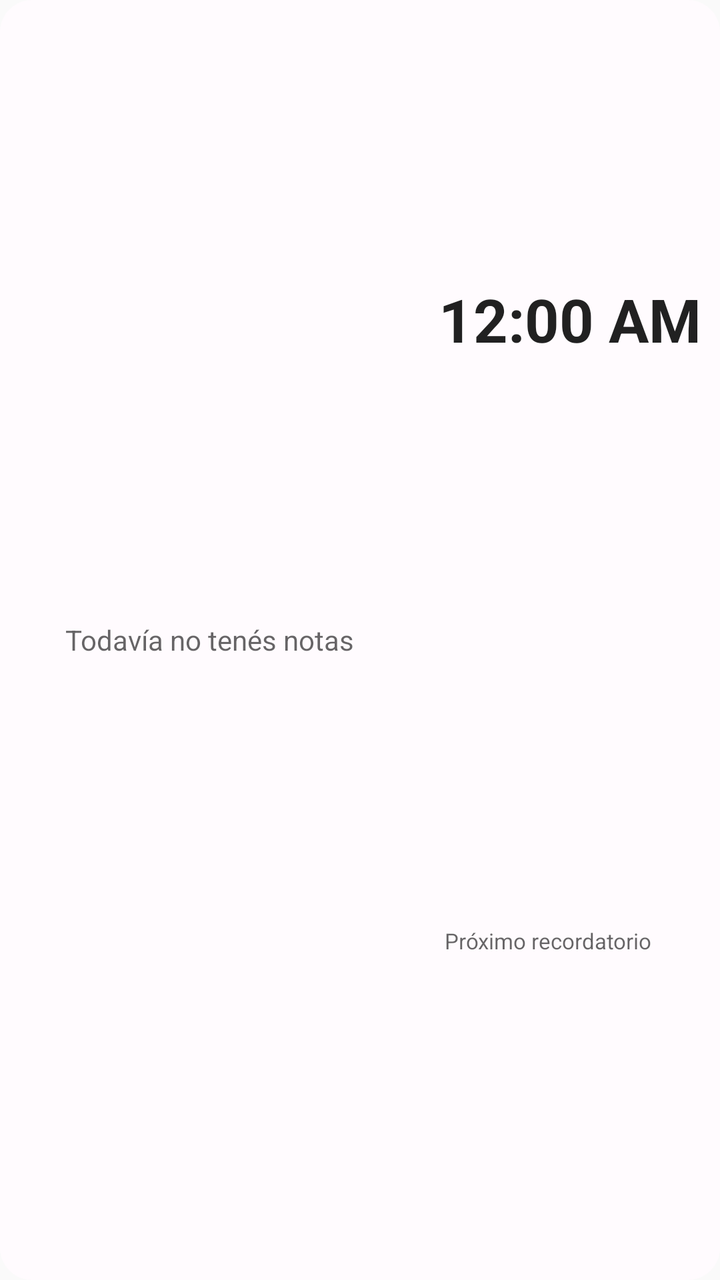
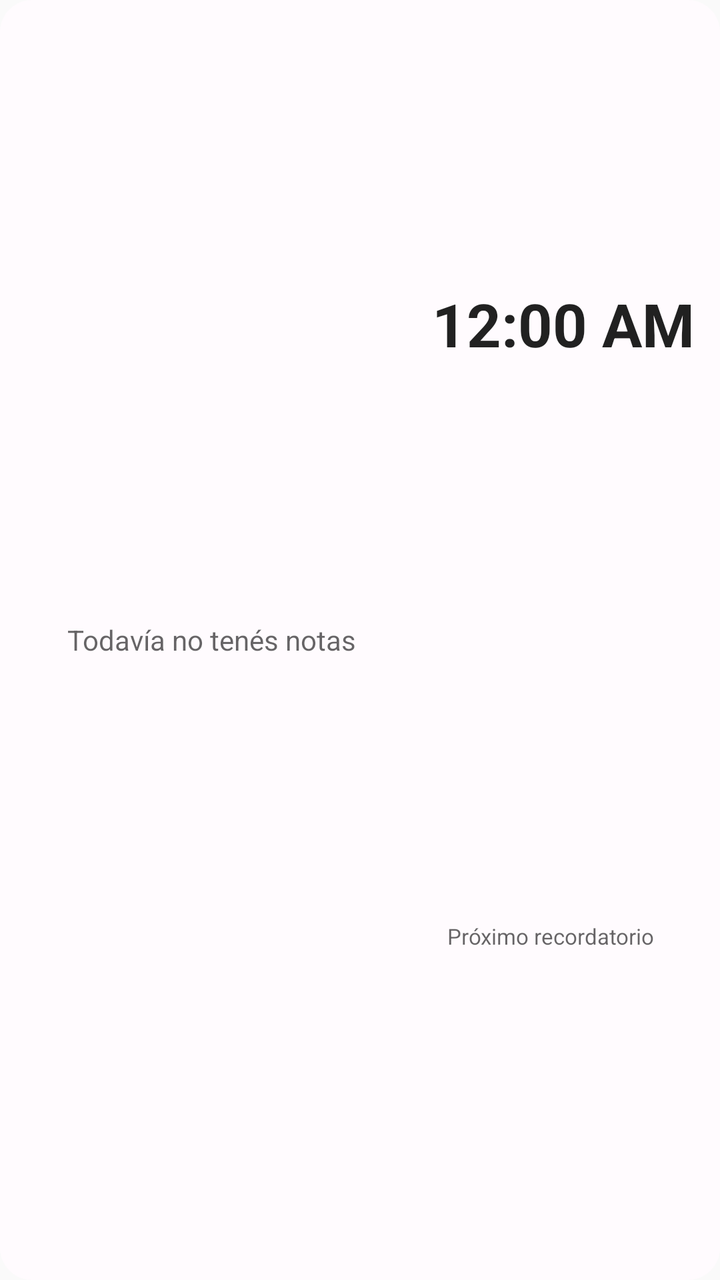

The first picture is an Android layout as it rendered before a commit; the second is the same layout after the commit. The layout source and the unified diff follow.
<!-- AndroidManifest.xml: application theme Theme.Notes -->
<!-- res/layout/widget_all_notes_clock.xml -->
<?xml version="1.0" encoding="utf-8"?>
<LinearLayout xmlns:android="http://schemas.android.com/apk/res/android"
    android:id="@+id/Layout"
    android:layout_width="match_parent"
    android:layout_height="match_parent"
    android:background="@drawable/widget_background_light"
    android:orientation="horizontal">

    
    <FrameLayout
        android:layout_width="0dp"
        android:layout_height="match_parent"
        android:layout_weight="1.4">

        <ListView
            android:id="@+id/ListView"
            android:layout_width="match_parent"
            android:layout_height="match_parent"
            android:divider="@null"
            android:dividerHeight="0dp"
            android:paddingTop="4dp"
            android:paddingBottom="4dp" />

        
        <TextView
            android:id="@+id/Empty"
            android:layout_width="match_parent"
            android:layout_height="match_parent"
            android:gravity="center"
            android:padding="16dp"
            android:text="@string/all_notes_clock_widget_empty"
            android:textColor="?android:attr/textColorSecondary" />
    </FrameLayout>

    
    <LinearLayout
        android:id="@+id/VerticalDivider"
        android:layout_width="1dp"
        android:layout_height="match_parent" />

    
    <LinearLayout
        android:layout_width="0dp"
        android:layout_height="match_parent"
        android:layout_weight="1"
        android:orientation="vertical">

        
        <TextClock
            android:id="@+id/Clock"
            android:layout_width="match_parent"
            android:layout_height="0dp"
            android:layout_weight="1"
            android:gravity="center"
            android:format12Hour="h:mm a"
            android:format24Hour="H:mm"
            android:textSize="30sp"
            android:textStyle="bold" />

        <LinearLayout
            android:id="@+id/HeaderDivider"
            android:layout_width="match_parent"
            android:layout_height="1dp" />

        
        <LinearLayout
            android:id="@+id/ReminderBox"
            android:layout_width="match_parent"
            android:layout_height="0dp"
            android:layout_weight="1"
            android:orientation="vertical"
            android:gravity="center_vertical"
            android:paddingStart="12dp"
            android:paddingEnd="12dp">

            <TextView
                android:id="@+id/ReminderLabel"
                android:layout_width="match_parent"
                android:layout_height="wrap_content"
                android:text="@string/all_notes_clock_widget_reminder_label"
                android:textSize="11sp"
                android:textColor="?android:attr/textColorSecondary" />

            <TextView
                android:id="@+id/ReminderValue"
                android:layout_width="match_parent"
                android:layout_height="wrap_content"
                android:layout_marginTop="2dp"
                android:maxLines="2"
                android:ellipsize="end"
                android:fontFamily="sans-serif-medium"
                android:textSize="13sp"
                android:textColor="?android:attr/textColorPrimary" />
        </LinearLayout>
    </LinearLayout>

</LinearLayout>
<!-- resources referenced by this layout -->
<resources>
  <!-- drawable widget_background_light (drawable) -->
  <?xml version="1.0" encoding="utf-8"?>
  <shape xmlns:android="http://schemas.android.com/apk/res/android">
      <corners android:radius="16dp" />
      <solid android:color="#FFFFFBFE" />
  </shape>
  <string name="all_notes_clock_widget_empty">Todavía no tenés notas</string>
  <string name="all_notes_clock_widget_reminder_label">Próximo recordatorio</string>
  <style name="Theme.Notes" parent="android:Theme.Material.Light.NoActionBar" />
</resources>

<!-- the commit's change to res/layout/widget_all_notes_clock.xml (unified diff, before → after) -->
@@ -4,10 +4,12 @@
     android:layout_width="match_parent"
     android:layout_height="match_parent"
     android:background="@drawable/widget_background_light"
-    android:orientation="horizontal">
+    android:orientation="horizontal"
+    android:padding="8dp">
 
     
     <FrameLayout
+        android:id="@+id/NotesTile"
         android:layout_width="0dp"
         android:layout_height="match_parent"
         android:layout_weight="1.4">
@@ -18,8 +20,8 @@
             android:layout_height="match_parent"
             android:divider="@null"
             android:dividerHeight="0dp"
-            android:paddingTop="4dp"
-            android:paddingBottom="4dp" />
+            android:paddingTop="6dp"
+            android:paddingBottom="6dp" />
 
         
         <TextView
@@ -34,14 +36,9 @@
 
     
     <LinearLayout
-        android:id="@+id/VerticalDivider"
-        android:layout_width="1dp"
-        android:layout_height="match_parent" />
-
-    
-    <LinearLayout
         android:layout_width="0dp"
         android:layout_height="match_parent"
+        android:layout_marginStart="8dp"
         android:layout_weight="1"
         android:orientation="vertical">
 
@@ -50,6 +47,7 @@
             android:id="@+id/Clock"
             android:layout_width="match_parent"
             android:layout_height="0dp"
+            android:layout_marginBottom="8dp"
             android:layout_weight="1"
             android:gravity="center"
             android:format12Hour="h:mm a"
@@ -57,19 +55,14 @@
             android:textSize="30sp"
             android:textStyle="bold" />
 
-        <LinearLayout
-            android:id="@+id/HeaderDivider"
-            android:layout_width="match_parent"
-            android:layout_height="1dp" />
-
         
         <LinearLayout
             android:id="@+id/ReminderBox"
             android:layout_width="match_parent"
             android:layout_height="0dp"
             android:layout_weight="1"
+            android:gravity="center_vertical"
             android:orientation="vertical"
-            android:gravity="center_vertical"
             android:paddingStart="12dp"
             android:paddingEnd="12dp">
 
@@ -78,19 +71,19 @@
                 android:layout_width="match_parent"
                 android:layout_height="wrap_content"
                 android:text="@string/all_notes_clock_widget_reminder_label"
-                android:textSize="11sp"
-                android:textColor="?android:attr/textColorSecondary" />
+                android:textColor="?android:attr/textColorSecondary"
+                android:textSize="11sp" />
 
             <TextView
                 android:id="@+id/ReminderValue"
                 android:layout_width="match_parent"
                 android:layout_height="wrap_content"
                 android:layout_marginTop="2dp"
-                android:maxLines="2"
                 android:ellipsize="end"
                 android:fontFamily="sans-serif-medium"
-                android:textSize="13sp"
-                android:textColor="?android:attr/textColorPrimary" />
+                android:maxLines="2"
+                android:textColor="?android:attr/textColorPrimary"
+                android:textSize="13sp" />
         </LinearLayout>
     </LinearLayout>
 
